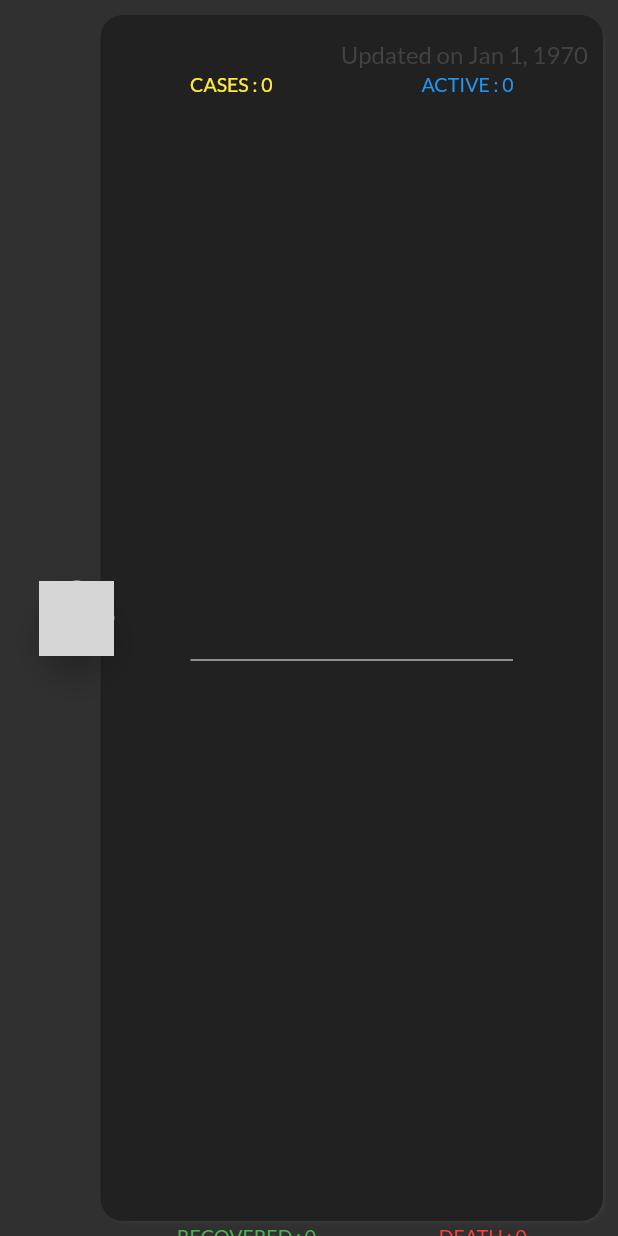
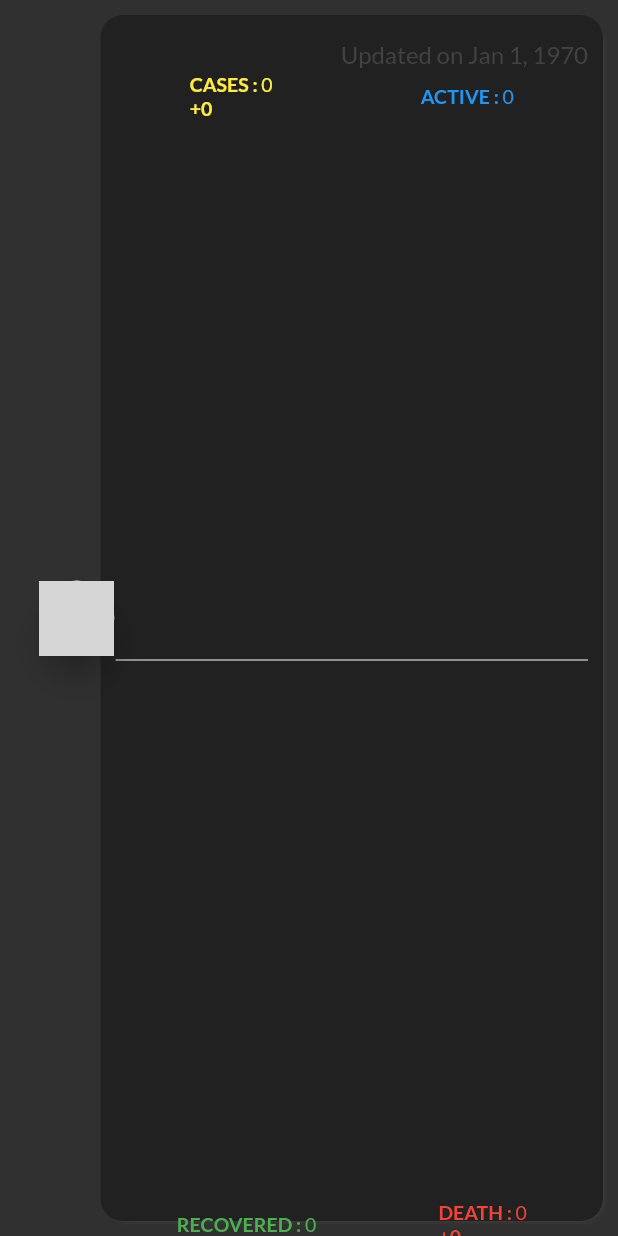
Before and after one commit to Shiba-Kar/covid-19_tracker, a Flutter app: the CountryCard widget shown alone on an empty page, opened directly with empty values, on a phone screen of 412 x 824 dp. Run offline on Flutter 3.47's test engine with Material 2 defaults, Android fonts, the phone set to English and light mode, and no system bars; drawn by our look-alikes of avatar_glow; our stand-ins replace charts_flutter, flutter_spinkit, google_fonts; missing offline and left inert: async_resource, mccounting_text; network calls fail; grey boxes are pictures that could not be loaded.

Commit message:
added to show deltachanges

```diff
--- a/lib/widgets/CountryCard.dart
+++ b/lib/widgets/CountryCard.dart
@@ -7,21 +7,24 @@ import 'package:intl/intl.dart';
 
 class CountryCard extends StatefulWidget {
   final CovidDataCountriesModel covidDataCountriesModel;
-  const CountryCard({@required this.covidDataCountriesModel, Key key})
+  final bool tapable;
+  const CountryCard(
+      {@required this.covidDataCountriesModel, @required this.tapable, Key key})
       : super(key: key);
 
   @override
   _CountryCardState createState() => _CountryCardState();
 }
 
-class _CountryCardState extends State<CountryCard> with SingleTickerProviderStateMixin{
+class _CountryCardState extends State<CountryCard>
+    with SingleTickerProviderStateMixin {
   AnimationController controller;
   Animation<Offset> scaleAnimation;
   @override
   void initState() {
     controller =
         AnimationController(vsync: this, duration: Duration(milliseconds: 400));
-     scaleAnimation  = Tween<Offset>(begin: Offset(2.0, 0.0), end: Offset.zero)
+    scaleAnimation = Tween<Offset>(begin: Offset(2.0, 0.0), end: Offset.zero)
         .animate(controller);
 
     controller.addListener(() {
@@ -37,23 +40,30 @@ class _CountryCardState extends State<CountryCard> with SingleTickerProviderStat
     controller?.dispose();
     super.dispose();
   }
+
   @override
   Widget build(BuildContext context) {
     final width = MediaQuery.of(context).size.width;
     final height = MediaQuery.of(context).size.height;
-    Widget text(String text, Color color) {
+
+    Widget text(String text, Color color, FontWeight fontWeight) {
       return Text(
         text,
-        style: TextStyle(color: color, fontSize: 13.0),
+        style: TextStyle(color: color, fontSize: 13.0, fontWeight: fontWeight),
       );
     }
+
     Widget updatedTime() {
-
-          var x=DateTime.fromMicrosecondsSinceEpoch(widget.covidDataCountriesModel.updated * 1000);
+      var x = DateTime.fromMicrosecondsSinceEpoch(
+          widget.covidDataCountriesModel.updated * 1000);
       var formattedDate = DateFormat.yMMMd().format(x);
 
-          return Text("Updated on "+formattedDate,style: TextStyle(color: mCL),);
+      return Text(
+        "Updated on " + formattedDate,
+        style: TextStyle(color: mCL),
+      );
     }
+
     return SlideTransition(
       position: scaleAnimation,
       child: Container(
@@ -66,13 +76,13 @@ class _CountryCardState extends State<CountryCard> with SingleTickerProviderStat
                 width: width / 1.23,
                 decoration: nMboxInvert,
                 child: ListTile(
-                  onTap: () => Navigator.of(context).push(
+                  onTap: () => widget.tapable?Navigator.of(context).push(
                     MaterialPageRoute(
                       builder: (context) => DetailedCountryScreen(
                         covidDataCountriesModel: widget.covidDataCountriesModel,
                       ),
                     ),
-                  ),
+                  ):null,
                   subtitle: Column(
                     crossAxisAlignment: CrossAxisAlignment.center,
                     mainAxisAlignment: MainAxisAlignment.spaceBetween,
@@ -82,36 +92,101 @@ class _CountryCardState extends State<CountryCard> with SingleTickerProviderStat
                         mainAxisAlignment: MainAxisAlignment.spaceAround,
                         crossAxisAlignment: CrossAxisAlignment.center,
                         children: <Widget>[
+                          Column(
+                            crossAxisAlignment: CrossAxisAlignment.start,
+                            children: <Widget>[
+                              Row(
+                                children: <Widget>[
                                   text(
-                              "CASES : " +
-                                  widget.covidDataCountriesModel.cases.toString(),
-                              Colors.yellow),
+                                    "CASES : ",
+                                    Colors.yellow,
+                                    FontWeight.bold,
+                                  ),
                                   text(
-                              "ACTIVE : " +
+                                    widget.covidDataCountriesModel.cases
+                                        .toString(),
+                                    Colors.yellow,
+                                    FontWeight.normal,
+                                  ),
+                                ],
+                              ),
+                              text(
+                                "+" +
+                                    widget.covidDataCountriesModel.todayCases
+                                        .toString(),
+                                Colors.yellow,
+                                FontWeight.bold,
+                              )
+                            ],
+                          ),
+                          Row(
+                            children: <Widget>[
+                              text(
+                                "ACTIVE : ",
+                                Colors.blue,
+                                FontWeight.bold,
+                              ),
+                              text(
                                 widget.covidDataCountriesModel.active
                                     .toString(),
-                              Colors.blue),
+                                Colors.blue,
+                                FontWeight.normal,
+                              ),
+                            ],
+                          )
                         ],
                       ),
                       Divider(
-                       indent: 50.0,
+                        // indent: 50.0,
                         color: Colors.white,
-                       endIndent: 50.0,
+                        // endIndent: 50.0,
                       ),
                       Row(
                         mainAxisAlignment: MainAxisAlignment.spaceAround,
                         crossAxisAlignment: CrossAxisAlignment.center,
                         children: <Widget>[
+                          Row(
+                            children: <Widget>[
                               text(
-                              "RECOVERED : " +
+                                "RECOVERED : ",
+                                Colors.green,
+                                FontWeight.bold,
+                              ),
+                              text(
                                 widget.covidDataCountriesModel.recovered
                                     .toString(),
-                              Colors.green),
+                                Colors.green,
+                                FontWeight.normal,
+                              ),
+                            ],
+                          ),
+                          Column(
+                            crossAxisAlignment: CrossAxisAlignment.start,
+                            children: [
+                              Row(
+                                children: <Widget>[
                                   text(
-                              "DEATH : " +
+                                    "DEATH : ",
+                                    Colors.red,
+                                    FontWeight.bold,
+                                  ),
+                                  text(
                                     widget.covidDataCountriesModel.deaths
                                         .toString(),
-                              Colors.red),
+                                    Colors.red,
+                                    FontWeight.normal,
+                                  ),
+                                ],
+                              ),
+                              text(
+                                "+" +
+                                    widget.covidDataCountriesModel.todayDeaths
+                                        .toString(),
+                                Colors.red,
+                                FontWeight.bold,
+                              )
+                            ],
+                          ),
                         ],
                       )
                     ],
@@ -122,7 +197,10 @@ class _CountryCardState extends State<CountryCard> with SingleTickerProviderStat
                     children: <Widget>[
                       Text(
                         widget.covidDataCountriesModel.country,
-                        style: TextStyle(fontSize: 20.0, color: Colors.white),
+                        style: TextStyle(
+                          fontSize: 20.0,
+                          color: Colors.white,
+                        ),
                       ),
                       updatedTime()
                     ],
```
Lines whose indentation alone changed are shown as unchanged.
